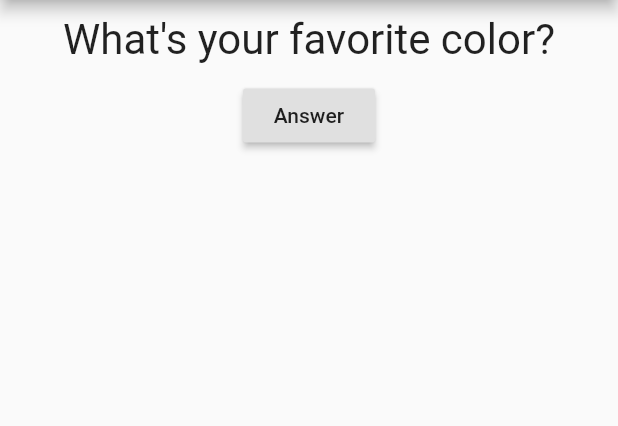
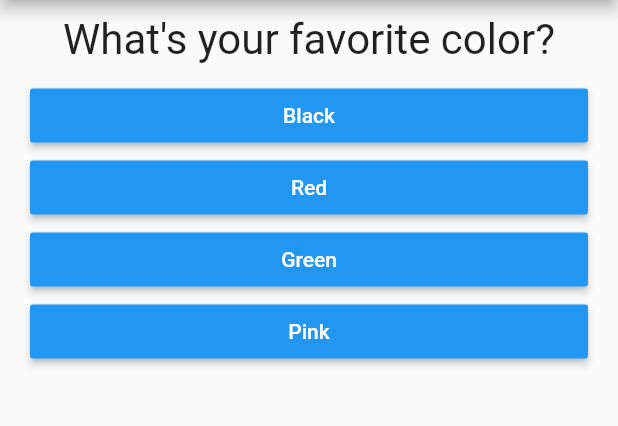
Before and after one commit to leognmotta/first_flutter_app, a Flutter app: the screen it shows after launch, on a phone screen of 412 x 824 dp, the part 84-510 px from its top. Run offline on Flutter 3.47's test engine with Material 2 defaults, Android fonts, the phone set to English and light mode, and no system bars.

Commit message:
feat: map answers

```diff
--- a/lib/main.dart
+++ b/lib/main.dart
@@ -1,6 +1,7 @@
 import 'package:flutter/material.dart';
 
 import './widgets/question.dart';
+import './widgets/answer_button.dart';
 
 void main() => runApp(MyApp());
 
@@ -12,17 +13,28 @@ class MyApp extends StatefulWidget {
 }
 
 class _MyAppState extends State<MyApp> {
+  final questions = const [
+    {
+      'questionText': 'What\'s your favorite color?',
+      'answers': ['Black', 'Red', 'Green', 'Pink']
+    },
+    {
+      'questionText': 'What\'s your favorite animal?',
+      'answers': ['Dog', 'Cat', 'Bird', 'Shark']
+    },
+    {
+      'questionText': 'Who\'s your favorite instructor?',
+      'answers': ['Max', 'Max', 'Max', 'Max']
+    },
+  ];
+
   var _questionIndex = 0;
 
-  var _questions = [
-    'What\'s your favorite color?',
-    'What\'s your favorite animal?'
-  ];
-
   void _answerQuestion() {
-    setState(() {
-      _questionIndex++;
-    });
+    if (_questionIndex < questions.length - 1)
+      setState(() {
+        _questionIndex++;
+      });
 
     print(_questionIndex);
   }
@@ -30,17 +42,19 @@ class _MyAppState extends State<MyApp> {
   @override
   Widget build(BuildContext context) {
     return MaterialApp(
+      debugShowCheckedModeBanner: false,
       home: Scaffold(
         appBar: AppBar(
           title: Text('My first flutter app'),
         ),
         body: Column(
           children: <Widget>[
-            Question(_questions[_questionIndex]),
-            RaisedButton(
-              child: Text('Answer'),
-              onPressed: _answerQuestion,
+            Question(
+              questions[_questionIndex]['questionText'],
             ),
+            ...(questions[_questionIndex]['answers'] as List<String>)
+                .map((answer) => AnswerButton(_answerQuestion, answer))
+                .toList(),
           ],
         ),
       ),
```
